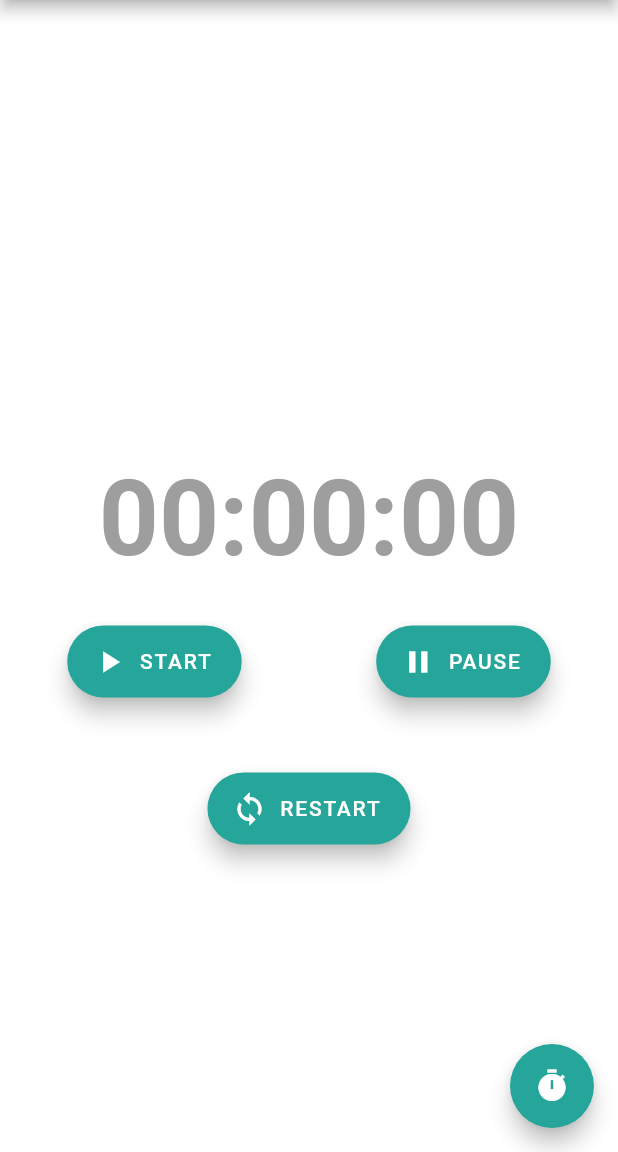
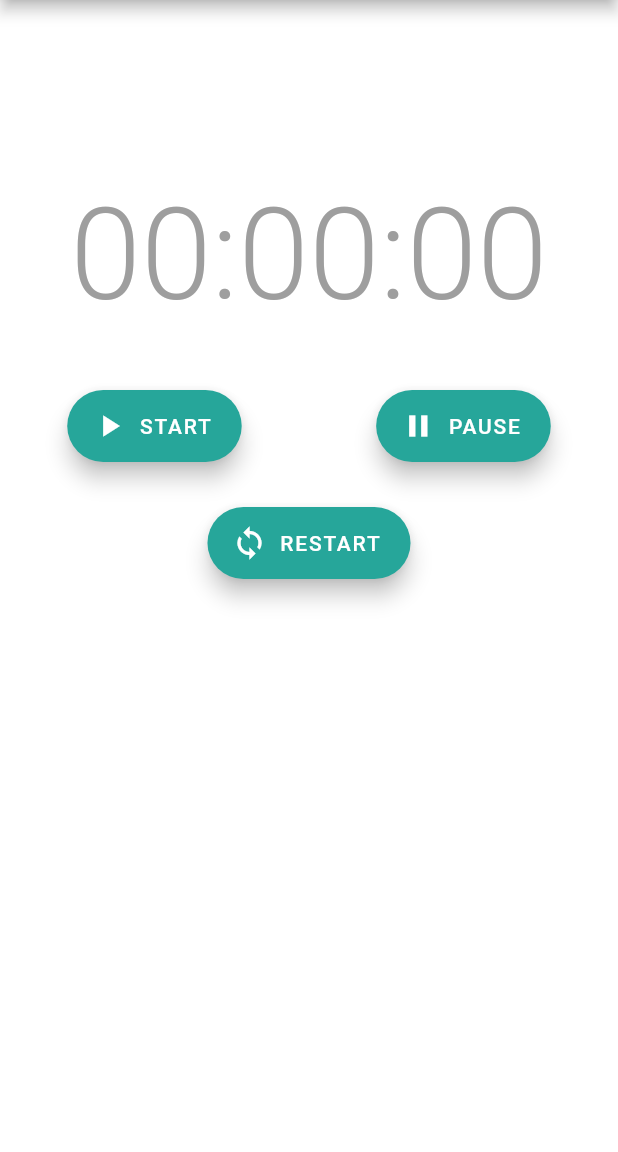
Before and after one commit to christinaav/Cronometro, a Flutter app: the screen it shows after launch, after a tap on "RESTART", on a phone screen of 412 x 824 dp, the part 84-1236 px from its top. Run offline on Flutter 3.47's test engine with Material 2 defaults, Android fonts, the phone set to English and light mode, and no system bars.

Commit message:
final version

```diff
--- a/lib/main.dart
+++ b/lib/main.dart
@@ -31,6 +31,7 @@ class _MyHomePageState extends State<MyHomePage> {
   StreamSubscription f;
   Stream<int> stream;
   Text resume = Text('START');
+
   int _minutes = 0, _hours = 0, _counter = 0, tap = 0;
   String time = "00:00:00";
   String t_hours, t_minutes, t_seconds;
@@ -68,17 +69,17 @@ class _MyHomePageState extends State<MyHomePage> {
   }
 
   startState() {
+    resume = Text('RESUME');
     if (tap == 0) {
-      tap++;
-      resume = Text('RESUME');
       stream = increment();
       f = stream.listen((_counter) => convertTime());
+      tap++;
     }
-    if (tap > 0) f.resume();
+    if (tap > 0 && f.isPaused) f.resume();
   }
 
   pauseState() {
-    f.pause();
+    if (!f.isPaused) f.pause();
   }
 
   resumeState() {
@@ -86,8 +87,7 @@ class _MyHomePageState extends State<MyHomePage> {
   }
 
   restartState() {
-    tap = 0;
-    f.pause();
+    if (!f.isPaused) f.pause();
     _counter = 0;
     _minutes = 0;
     _hours = 0;
@@ -102,10 +102,6 @@ class _MyHomePageState extends State<MyHomePage> {
       await Future.delayed(Duration(seconds: 1));
       yield _counter++;
     }
-  }
-
-  timeLapse() {
-    print('$time');
   }
 
   @override
@@ -143,10 +139,10 @@ class _MyHomePageState extends State<MyHomePage> {
           child: Container(
             alignment: Alignment(0.0, 0.0),
             child: Column(
-            mainAxisAlignment: MainAxisAlignment.center,
+              mainAxisAlignment: MainAxisAlignment.start,
               crossAxisAlignment: CrossAxisAlignment.center,
               children: [
-              SizedBox(height: 100),
+                SizedBox(height: 120),
                 Row(
                   mainAxisAlignment: MainAxisAlignment.center,
                   crossAxisAlignment: CrossAxisAlignment.center,
@@ -154,14 +150,14 @@ class _MyHomePageState extends State<MyHomePage> {
                     Text(
                       '$time',
                       style: TextStyle(
-                      fontSize: 70.0,
+                        fontSize: 85.0,
                         color: Colors.grey,
-                      fontWeight: FontWeight.w600,
+                        fontWeight: FontWeight.w300,
                       ),
                     )
                   ],
                 ),
-              SizedBox(height: 30),
+                SizedBox(height: 40),
                 Row(
                   mainAxisAlignment: MainAxisAlignment.spaceAround,
                   crossAxisAlignment: CrossAxisAlignment.center,
@@ -173,7 +169,8 @@ class _MyHomePageState extends State<MyHomePage> {
                       backgroundColor: Colors.teal[400],
                       foregroundColor: Colors.white,
                       shape: RoundedRectangleBorder(
-                        borderRadius: BorderRadius.all(Radius.circular(25.0))),
+                          borderRadius:
+                              BorderRadius.all(Radius.circular(25.0))),
                     ),
                     FloatingActionButton.extended(
                       onPressed: pauseState,
@@ -182,11 +179,12 @@ class _MyHomePageState extends State<MyHomePage> {
                       backgroundColor: Colors.teal[400],
                       foregroundColor: Colors.white,
                       shape: RoundedRectangleBorder(
-                        borderRadius: BorderRadius.all(Radius.circular(25.0))),
+                          borderRadius:
+                              BorderRadius.all(Radius.circular(25.0))),
                     ),
                   ],
                 ),
-              SizedBox(height: 50),
+                SizedBox(height: 30),
                 Row(
                   mainAxisAlignment: MainAxisAlignment.center,
                   crossAxisAlignment: CrossAxisAlignment.center,
@@ -198,17 +196,14 @@ class _MyHomePageState extends State<MyHomePage> {
                       backgroundColor: Colors.teal[400],
                       foregroundColor: Colors.white,
                       shape: RoundedRectangleBorder(
-                        borderRadius: BorderRadius.all(Radius.circular(25.0))),
+                          borderRadius:
+                              BorderRadius.all(Radius.circular(25.0))),
                     ),
                   ],
                 ),
               ],
             ),
-        )),
-        floatingActionButton: FloatingActionButton(
-          onPressed: timeLapse,
-          backgroundColor: Colors.teal[400],
-          child: Icon(Icons.timer),
+          ),
         ),
       ),
     );
--- a/pubspec.yaml
+++ b/pubspec.yaml
@@ -14,7 +14,7 @@ description: A new Flutter project.
 version: 1.0.0+1
 
 environment:
-  sdk: ">=2.1.0 <3.0.0"
+  sdk: ">=2.2.0 <3.0.0"
 
 dependencies:
   flutter:
@@ -38,8 +38,6 @@ flutter:
   # included with your application, so that you can use the icons in
   # the material Icons class.
   uses-material-design: true
-  assets:
-    - assets/stopwatch3.gif
   # To add assets to your application, add an assets section, like this:
   # assets:
   #  - images/a_dot_burr.jpeg
```
Also changed, not shown: assets/stopwatch3.gif (deleted). Lines whose indentation alone changed are shown as unchanged.
